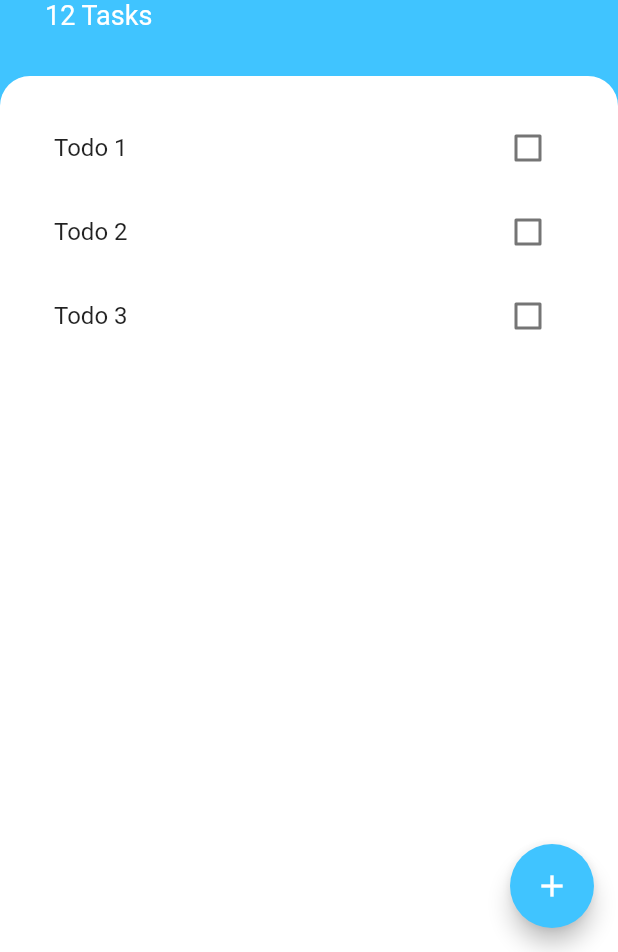
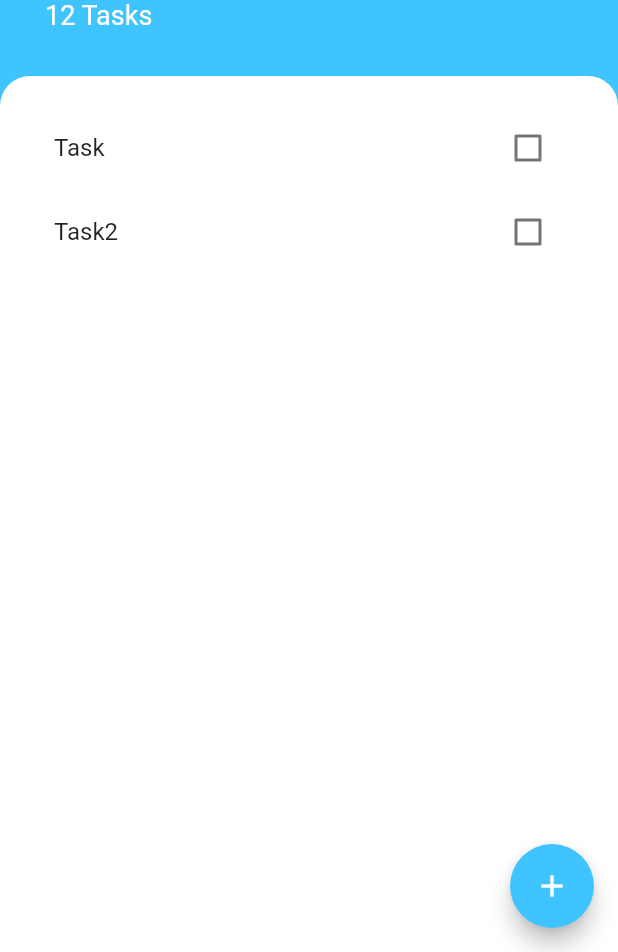
Before and after one commit to kdh9202/todoey_flutter, a Flutter app: the screen it shows after launch, on a phone screen of 412 x 824 dp, the part 284-1236 px from its top. Run offline on Flutter 3.47's test engine with Material 2 defaults, Android fonts, the phone set to English and light mode, and no system bars.

Commit message:
202204061814

```diff
--- /dev/null
+++ b/lib/models/task.dart
@@ -0,0 +1,10 @@
+class Task{
+  final String name;
+  bool isDone;
+
+  Task({required this.name, this.isDone=false});
+
+  void toggleDone(){
+    isDone = !isDone;
+  }
+}
--- a/lib/screens/add_task_screen.dart
+++ b/lib/screens/add_task_screen.dart
@@ -1,14 +1,24 @@
 import 'package:flutter/cupertino.dart';
 import 'package:flutter/material.dart';
+import 'package:todoey_flutter/models/task.dart';
+
 
 class AddTaskScreen extends StatefulWidget {
-  const AddTaskScreen({Key? key}) : super(key: key);
 
   @override
   State<AddTaskScreen> createState() => _AddTaskScreenState();
 }
 
 class _AddTaskScreenState extends State<AddTaskScreen> {
+
+  final textFieldController =  TextEditingController();
+  late String inputText;
+
+  void dispose(){
+    textFieldController.dispose();
+    super.dispose();
+  }
+
   @override
   Widget build(BuildContext context) {
     return Container(
@@ -30,12 +40,18 @@ class _AddTaskScreenState extends State<AddTaskScreen> {
                   fontWeight: FontWeight.w500,
                   color: Colors.lightBlueAccent),
             ),
-            const TextField(
+            TextField(
               autofocus: true,
               textAlign: TextAlign.center,
+              controller: textFieldController,
+              // onChanged: (newText){
+              //   inputText = newText;
+              // },
             ),
             ElevatedButton(
-              onPressed: () {},
+              onPressed: () {
+                //;
+              },
               child: const Text('Add'),
               style: ElevatedButton.styleFrom(primary: Colors.lightBlueAccent),
             )
--- a/lib/screens/tasks_screen.dart
+++ b/lib/screens/tasks_screen.dart
@@ -2,8 +2,20 @@ import 'package:flutter/cupertino.dart';
 import 'package:flutter/material.dart';
 import 'package:todoey_flutter/widgets/tasks_list.dart';
 import 'package:todoey_flutter/screens/add_task_screen.dart';
+import 'package:todoey_flutter/models/task.dart';
 
-class TasksScreen extends StatelessWidget {
+class TasksScreen extends StatefulWidget {
+
+  @override
+  State<TasksScreen> createState() => _TasksScreenState();
+}
+
+class _TasksScreenState extends State<TasksScreen> {
+  List<Task> tasks =[
+    Task(name: 'Task'),
+    Task(name: 'Task2'),
+  ];
+
   @override
   Widget build(BuildContext context) {
     return Scaffold(
@@ -59,7 +71,7 @@ class TasksScreen extends StatelessWidget {
                 borderRadius: BorderRadius.only(
                     topLeft: Radius.circular(20),
                     topRight: Radius.circular(20))),
-            child: TasksList(),
+            child: TasksList(tasks),
           ))
         ],
       ),
--- a/lib/widgets/task_tile.dart
+++ b/lib/widgets/task_tile.dart
@@ -1,11 +1,30 @@
 import 'package:flutter/material.dart';
 
 class TaskTile extends StatelessWidget {
+  final bool isChecked;
+  final String taskTitle;
+  final Function(bool?) checkboxCallback;
+
+  TaskTile({required this.isChecked, required this.taskTitle, required this.checkboxCallback});
+
   @override
   Widget build(BuildContext context) {
     return ListTile(
-      title: Text('Todo 1'),
-      trailing: Checkbox(value: false, onChanged: (value) {}),
+      title: Text(
+        taskTitle,
+        style: TextStyle(decoration: isChecked ? TextDecoration.lineThrough : null),
+      ),
+      trailing: Checkbox(
+        activeColor: Colors.lightBlueAccent,
+        value: isChecked,
+        onChanged: checkboxCallback,
+      )
     );
   }
 }
+
+// (bool? checkboxState){
+// setState(() {
+// isChecked = checkboxState ?? true;
+// });
+// }
--- a/lib/widgets/tasks_list.dart
+++ b/lib/widgets/tasks_list.dart
@@ -1,21 +1,31 @@
 import 'package:flutter/material.dart';
 import 'package:todoey_flutter/widgets/task_tile.dart';
+import 'package:todoey_flutter/models/task.dart';
 
-class TasksList extends StatelessWidget {
+class TasksList extends StatefulWidget {
+
+  final List<Task> tasks;
+
+  TasksList(this.tasks);
+
+  @override
+  State<TasksList> createState() => _TasksListState();
+}
+
+class _TasksListState extends State<TasksList> {
+
   @override
   Widget build(BuildContext context) {
-    return ListView(
-      children: [
-        TaskTile(),
-        ListTile(
-          title: Text('Todo 2'),
-          trailing: Checkbox(value: false, onChanged: (value) {}),
-        ),
-        ListTile(
-          title: Text('Todo 3'),
-          trailing: Checkbox(value: false, onChanged: (value) {}),
-        ),
-      ],
-    );
+    return ListView.builder(itemBuilder: (context, index) {
+      return TaskTile(
+          isChecked: widget.tasks[index].isDone,
+          taskTitle: widget.tasks[index].name,
+          checkboxCallback: (bool? checkboxState){
+            setState(() {
+              widget.tasks[index].toggleDone();
+            });
+          }
+      );
+    }, itemCount: widget.tasks.length,);
   }
 }
```
